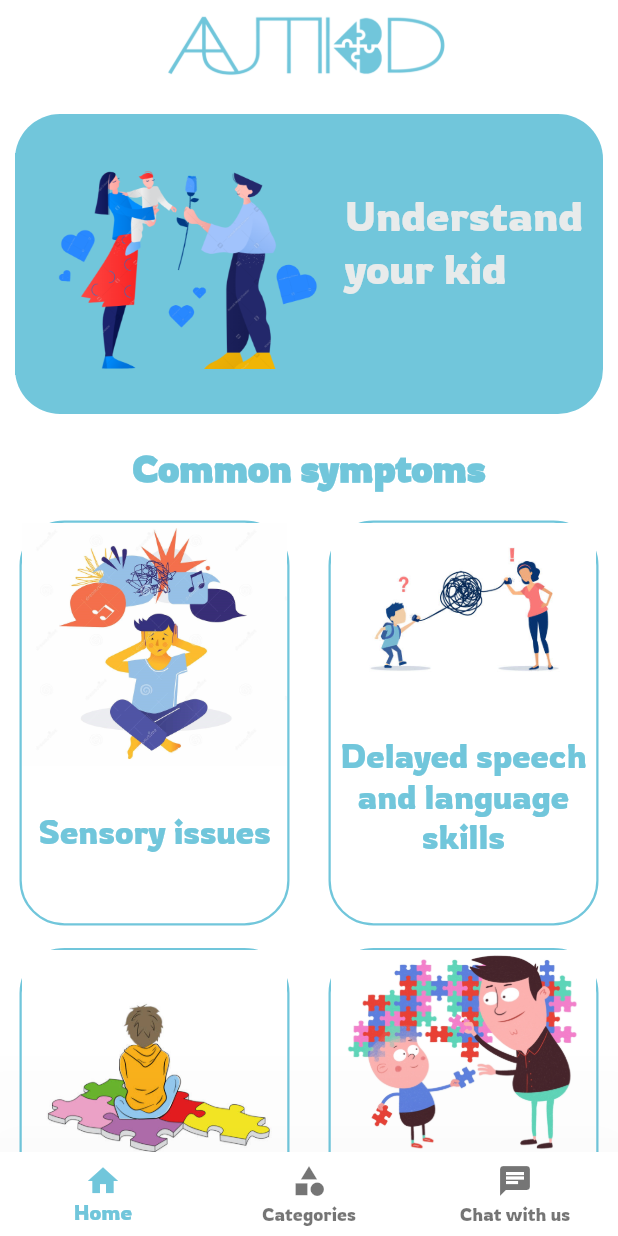
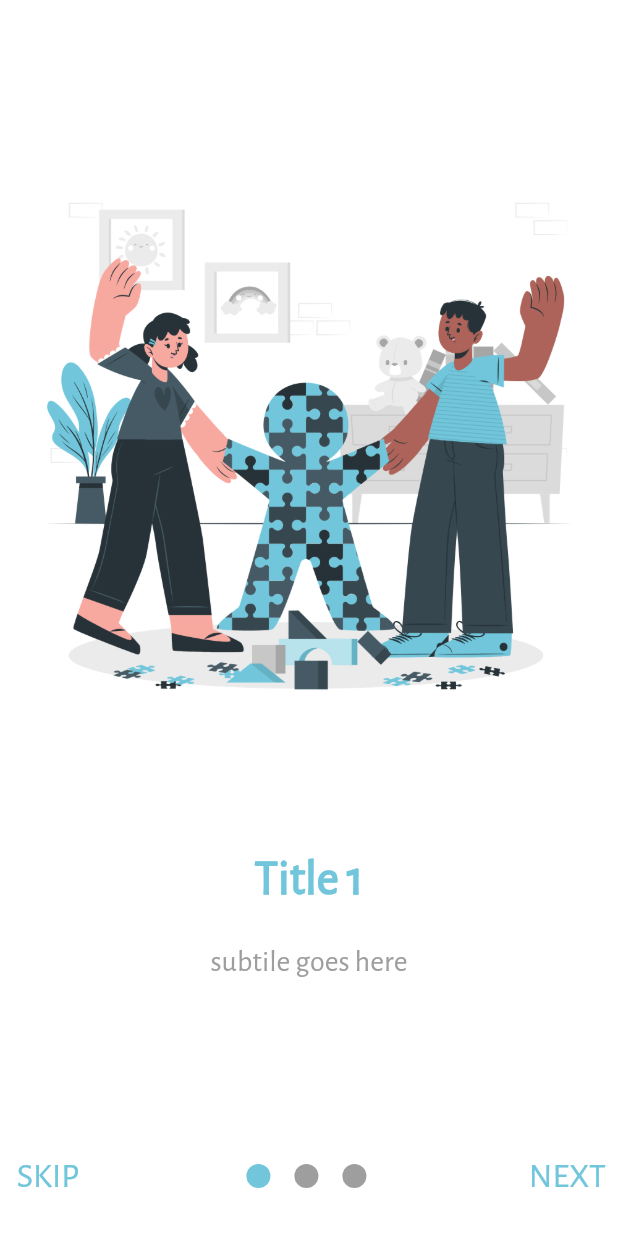
Before and after one commit to Nadineh-dev/Autikid_application, a Flutter app: the screen it shows after launch, on a phone screen of 412 x 824 dp. Run offline on Flutter 3.47's test engine with Material 2 defaults, Android fonts, the phone set to English and light mode, and no system bars; drawn by our look-alikes of smooth_page_indicator; our stand-ins replace animated_splash_screen, bloc, carousel_slider, conditional_builder_null_safety, dio, file_picker and 2 more; missing offline and left inert: dialog_flowtter; accounts and stored records are empty; project files that could hold a hidden picture were left out.

Commit message:
onboarding commit

```diff
--- a/lib/main.dart
+++ b/lib/main.dart
@@ -7,6 +7,7 @@ import 'package:project2/screens/home_screen.dart';
 //import 'package:page_transition/page_transition.dart';
 import 'package:project2/screens/login_screen.dart';
 import 'package:project2/screens/mydoctors_screen.dart';
+import 'package:project2/screens/onboarding_screen.dart';
 import 'package:project2/screens/register_screen.dart';
 import 'bloc_observer.dart';
 import 'network/remote/dio_helper.dart';
@@ -25,7 +26,7 @@ class AutikidApp extends StatelessWidget {
   Widget build(BuildContext context) {
     return MaterialApp(
         theme: ThemeData(
-          fontFamily: 'Rowdies',
+          fontFamily: 'AlegreyaSans',
         ),
         routes: {
           HomeScreen.id: (context) {
@@ -33,7 +34,7 @@ class AutikidApp extends StatelessWidget {
           }
         },
         debugShowCheckedModeBanner: false,
-        home: const HomeScreen()
+        home: const OnboardingScreen()
         // AnimatedSplashScreen(
         //     duration: 3000,
         //     splash: "assets/images/photo_2023-03-19_02-11-31.jpg",
--- a/lib/screens/chat/chat_screen.dart
+++ b/lib/screens/chat/chat_screen.dart
@@ -38,7 +38,7 @@ class _ChatScreenState extends State<ChatScreen> {
                   Expanded(
                       child: TextField(
                     controller: _controller,
-                    style: TextStyle(color: Colors.white),
+                    style: TextStyle(color: Colors.white,fontSize: 20),
                   )),
                   IconButton(
                       onPressed: () {
--- a/lib/screens/chat/messages.dart
+++ b/lib/screens/chat/messages.dart
@@ -41,7 +41,7 @@ class _MessagesScreenState extends State<MessagesScreen> {
                             : MyColors.myblue),
                     constraints: BoxConstraints(maxWidth: w * 2 / 3),
                     child:
-                        Text(widget.messages[index]['message'].text.text[0])),
+                        Text(widget.messages[index]['message'].text.text[0],style: TextStyle(fontSize: 20),)),
               ],
             ),
           );
--- a/lib/screens/home2_screen.dart
+++ b/lib/screens/home2_screen.dart
@@ -2,6 +2,7 @@ import 'package:carousel_slider/carousel_slider.dart';
 import 'package:flutter/material.dart';
 
 import '../constants/colors.dart';
+import '../widgets/category.dart';
 
 class Home2Screen extends StatelessWidget {
   Home2Screen({Key? key}) : super(key: key);
@@ -73,21 +74,21 @@ class Home2Screen extends StatelessWidget {
                             child: const Text(
                               "Understand your kid",
                               style: TextStyle(
-                                  fontSize: 28, color: MyColors.myGrey),
+                                  fontSize: 33, color: MyColors.myGrey),
                             )),
                       )
                     ],
                   ),
                 ),
               ),
-              Text(
+              const Text(
                 "Common symptoms",
                 style: TextStyle(
                     fontSize: 25,
                     color: MyColors.myblue,
                     fontWeight: FontWeight.w600),
               ),
-              SizedBox(
+              const SizedBox(
                 height: 20,
               ),
               Row(
@@ -99,19 +100,19 @@ class Home2Screen extends StatelessWidget {
                           imgName:
                               "autism-early-signs-syndrome-children-symptoms-child-vector-flat-illustration-139168537.jpg",
                           text: "Sensory issues"),
-                       SizedBox(
+                       const SizedBox(
                         height: 15,
                       ),
                       symptomsContainer(
                           imgName: "istockphoto-984688650-612x612.jpg",
                           text: "Difficulty with social interactions"),
-                       SizedBox(
+                       const SizedBox(
                         height: 15,
                       ) ,
                       symptomsContainer(
                           imgName: "istockphoto-1301567081-612x612.jpg",
                           text: "Difficulty with changes in routine"),
-                       SizedBox(
+                       const SizedBox(
                         height: 15,
                       ),
                     ],
@@ -121,19 +122,19 @@ class Home2Screen extends StatelessWidget {
                       symptomsContainer(
                           imgName: "istockphoto-1337094863-612x612.jpg",
                           text: "Delayed speech and language skills"),
-                       SizedBox(
+                       const SizedBox(
                         height: 15,
                       ),
                       symptomsContainer(
                           imgName: "Screenshot 2023-05-09 012023.png",
                           text: "Repetitive behaviors"),
-                       SizedBox(
+                       const SizedBox(
                         height: 15,
                       ),
                       symptomsContainer(
                           imgName: "Screenshot 2023-05-09 012706.png",
                           text: "Depression and anxiety"),
-                       SizedBox(
+                       const SizedBox(
                         height: 15,
                       )
                     ],
@@ -145,31 +146,3 @@ class Home2Screen extends StatelessWidget {
         ));
   }
 }
-
-Container symptomsContainer({required String? imgName, required String? text}) {
-  return Container(
-    height: 270,
-    width: 180,
-    decoration: BoxDecoration(
-      border: Border.all(
-        color: MyColors.myblue,
-        style: BorderStyle.solid,
-        width: 1.5,
-      ),
-      borderRadius: BorderRadius.circular(30.0),
-    ),
-    child: Column(
-      children: [
-        Image.asset("assets/images/$imgName"),
-        SizedBox(
-          height: 30,
-        ),
-        Text(
-          "$text",
-          style: TextStyle(fontSize: 22, color: MyColors.myblue),
-          textAlign: TextAlign.center,
-        )
-      ],
-    ),
-  );
-}
--- a/lib/screens/login_screen.dart
+++ b/lib/screens/login_screen.dart
@@ -140,7 +140,7 @@ class LoginScreen extends StatelessWidget {
                                     },
                                     child: const Text(
                                       "Login",
-                                      style: TextStyle(color: Colors.white, fontSize: 19),
+                                      style: TextStyle(color: Colors.white, fontSize: 22),
                                     ),
                                   ),
                                 )),
@@ -151,7 +151,7 @@ class LoginScreen extends StatelessWidget {
                           Row(
                             mainAxisAlignment: MainAxisAlignment.center,
                             children: [
-                              const Text("Dont have an account?"),
+                              const Text("Dont have an account?",style: TextStyle(fontSize: 15),),
                               TextButton(
                                   onPressed: () {
                                     Navigator.push(context, MaterialPageRoute(builder: (context) {
@@ -160,7 +160,7 @@ class LoginScreen extends StatelessWidget {
                                   },
                                   child: const Text(
                                     "Register now !",
-                                    style: TextStyle(color: MyColors.myblue),
+                                    style: TextStyle(color: MyColors.myblue,fontSize: 15),
                                   ))
                             ],
                           )
--- a/lib/screens/mydoctors_screen.dart
+++ b/lib/screens/mydoctors_screen.dart
@@ -35,12 +35,12 @@ class MyDoctorsScreen extends StatelessWidget {
                             "My Doctors",
                             style: TextStyle(
                               color: Colors.white,
-                              fontSize: 23,
+                              fontSize: 30,
                               fontWeight: FontWeight.w700,
                             ),
                                                    ),
                           Padding(
-                            padding: const EdgeInsets.only(top: 40,left: 20),
+                            padding: const EdgeInsets.only(top: 40,left: 30 ),
                             child: Container(
                               height: 200,
                               child: Image.asset(
--- /dev/null
+++ b/lib/screens/onboarding_screen.dart
@@ -0,0 +1,109 @@
+import 'package:flutter/material.dart';
+import 'package:project2/constants/colors.dart';
+import 'package:project2/screens/login_screen.dart';
+import 'package:project2/widgets/onboarding_component.dart';
+import 'package:smooth_page_indicator/smooth_page_indicator.dart';
+
+class OnboardingScreen extends StatefulWidget {
+  const OnboardingScreen({super.key});
+
+  @override
+  State<OnboardingScreen> createState() => _OnboardingScreenState();
+}
+
+class _OnboardingScreenState extends State<OnboardingScreen> {
+  final controller = PageController();
+  bool isLastPage = false;
+
+  @override
+  void dispose() {
+    controller.dispose();
+    super.dispose();
+  }
+
+  @override
+  Widget build(BuildContext context) {
+    return Scaffold(
+      body: Container(
+        padding: const EdgeInsets.only(bottom: 80),
+        child: PageView(
+            onPageChanged: (index) {
+              setState(() {
+                isLastPage = index == 2;
+              });
+            },
+            controller: controller,
+            children: [
+              buildPage(
+                  color: Colors.white,
+                  title: "Title 1",
+                  subTitle: "subtile goes here",
+                  pageImage: "assets/images/Autism-cuate.png"),
+              buildPage(
+                  color: Colors.white,
+                  title: "Title 2",
+                  subTitle: "subtile goes here",
+                  pageImage: "assets/images/Autism-pana.png"),
+              buildPage(
+                  color: Colors.white,
+                  title: "Title 3",
+                  subTitle: "subtile goes here",
+                  pageImage: "assets/images/Autism-rafiki.png"),
+            ]),
+      ),
+      bottomSheet: isLastPage
+          ? TextButton(
+              style: TextButton.styleFrom(
+                  shape: RoundedRectangleBorder(
+                    borderRadius: BorderRadius.circular(3),
+                  ),
+                  foregroundColor: Colors.white,
+                  backgroundColor: MyColors.myblue,
+                  minimumSize: Size.fromHeight(80)),
+              onPressed: () {
+                Navigator.of(context).pushReplacement(MaterialPageRoute(
+                  builder: (context) => LoginScreen(),
+                ));
+              },
+              child: const Text(
+                "Get started",
+                style: TextStyle(fontSize: 24),
+              ))
+          : Container(
+              color: Colors.white,
+              height: 80,
+              child: Row(
+                  mainAxisAlignment: MainAxisAlignment.spaceBetween,
+                  children: [
+                    TextButton(
+                        onPressed: () => controller.jumpToPage(2),
+                        child: const Text("SKIP",
+                            style: TextStyle(
+                                fontSize: 23, color: MyColors.myblue))),
+                    Center(
+                      child: SmoothPageIndicator(
+                        effect: const WormEffect(
+                            spacing: 16,
+                            dotColor: Colors.grey,
+                            activeDotColor: MyColors.myblue),
+                        onDotClicked: (index) => controller.animateToPage(index,
+                            duration: const Duration(milliseconds: 500),
+                            curve: Curves.easeIn),
+                        controller: controller,
+                        count: 3,
+                      ),
+                    ),
+                    TextButton(
+                        onPressed: () => controller.nextPage(
+                            duration: const Duration(milliseconds: 500),
+                            curve: Curves.easeInOut),
+                        child: const Text(
+                          "NEXT",
+                          style:
+                              TextStyle(fontSize: 23, color: MyColors.myblue),
+                        ))
+                  ]),
+            ),
+    );
+  }
+}
--- /dev/null
+++ b/lib/widgets/onboarding_component.dart
@@ -0,0 +1,33 @@
+import 'package:flutter/cupertino.dart';
+import 'package:flutter/material.dart';
+import 'package:project2/constants/colors.dart';
+
+Widget buildPage(
+        {required Color color,
+        required String pageImage,
+        required String title,
+        required String subTitle}) =>
+    Container(
+      color: color,
+      child: Column(
+        mainAxisAlignment: MainAxisAlignment.center,
+        children: [
+          Image.asset(
+            "$pageImage",
+            fit: BoxFit.cover,
+            width: double.infinity,
+          ),
+          const SizedBox(
+            height: 64,
+          ),
+          Text(
+            "$title",
+            style: const TextStyle(fontSize: 32,fontWeight: FontWeight.bold,color: MyColors.myblue),
+          ),
+          const SizedBox(height: 24,),
+          Container(
+            child: Text("$subTitle",style: const TextStyle(fontSize: 20,color: Colors.grey),),
+          )
+        ],
+      ),
+    );
--- a/pubspec.yaml
+++ b/pubspec.yaml
@@ -30,6 +30,7 @@ dependencies:
   flutter:
     sdk: flutter
   animated_splash_screen: ^1.3.0
+  smooth_page_indicator: ^1.1.0
   cupertino_icons: ^1.0.2
   bloc: ^8.1.1
   flutter_bloc: ^8.1.2
@@ -71,11 +72,10 @@ flutter:
 
   # To add assets to your application, add an assets section, like this:
   fonts:
-    - family: Rowdies
+    - family: AlegreyaSans
       fonts:
-        - asset: assets/fonts/Rowdies-Regular.ttf
+        - asset: assets/fonts/AlegreyaSans-Regular.ttf
   assets:
     - assets/images/
     - assets/
-    - assets/credentials/
     - assets/images/doctors/
```
Also changed, not shown: lib/screens/myguide_screen.dart (+12 -12 lines), lib/widgets/category.dart (+42 -12 lines), assets/fonts/AlegreyaSans-Regular.ttf (added), assets/fonts/Rowdies-Regular.ttf (deleted), assets/images/Autism-cuate.png (added), assets/images/Autism-pana.png (added), assets/images/Autism-rafiki.png (added), pubspec.lock.
